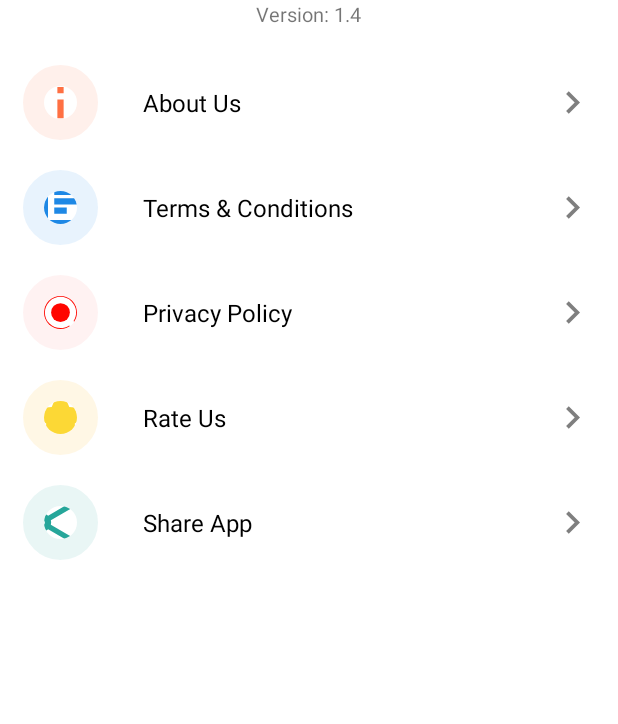
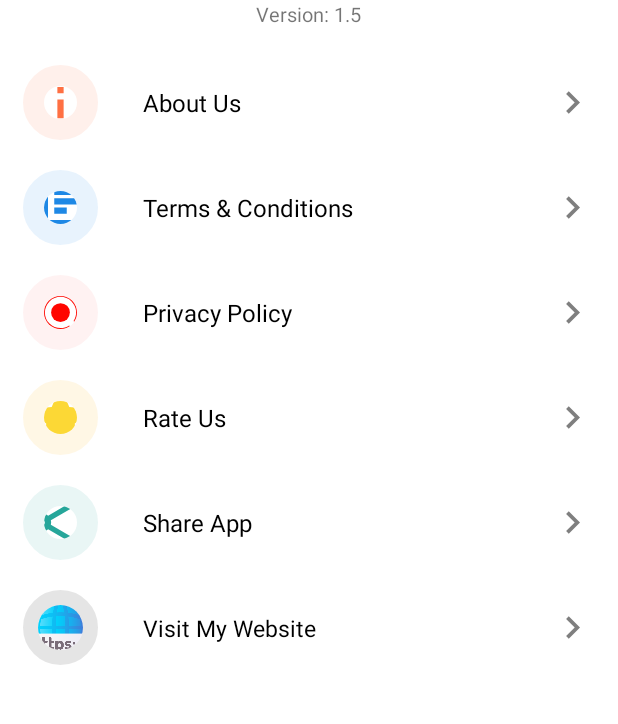
Before and after one commit to anupam2020/Notepad, an Android app: the screen it shows after launch once a user with an empty profile is signed in (NotesActivity), after a tap on "More", on a phone screen of 412 x 824 dp, the part 277-1001 px from its top. Run offline under Robolectric (Android 15) with nearby library versions, the phone set to English and light mode, and no system bars; our stand-ins replace CircleImageView, Firebase (no records; nobody signed in at launch, a user with empty details on screens opened directly); libraries missing offline, so code that uses them is left out: com.pranavpandey.android; 2 other taps on this screen came first.

Commit message:
Bug Fixed!

```diff
--- a/app/build.gradle
+++ b/app/build.gradle
@@ -11,8 +11,8 @@ android {
         applicationId "com.sbdev.notepad_project"
         minSdk 21
         targetSdk 30
-        versionCode 5
-        versionName "1.4"
+        versionCode 6
+        versionName "1.5"
 
         testInstrumentationRunner "androidx.test.runner.AndroidJUnitRunner"
     }
--- a/app/src/main/java/com/sbdev/notepad_project/More.java
+++ b/app/src/main/java/com/sbdev/notepad_project/More.java
@@ -22,7 +22,7 @@ import de.hdodenhof.circleimageview.CircleImageView;
 
 public class More extends Fragment {
 
-    RelativeLayout layout1,layout2,layout3,layout4,layout5;
+    RelativeLayout layout1,layout2,layout3,layout4,layout5,layout6;
 
     TextView about,terms,policy,rate,share;
 
@@ -40,6 +40,7 @@ public class More extends Fragment {
         layout3=view.findViewById(R.id.moreRelative3);
         layout4=view.findViewById(R.id.moreRelative4);
         layout5=view.findViewById(R.id.moreRelative5);
+        layout6=view.findViewById(R.id.moreRelative6);
 
         about=view.findViewById(R.id.moreAboutUs);
         terms=view.findViewById(R.id.moreTermsAndCond);
@@ -114,6 +115,26 @@ public class More extends Fragment {
             }
         });
 
+
+        layout6.setOnClickListener(new View.OnClickListener() {
+            @Override
+            public void onClick(View v) {
+
+                String urlString = "https://linktr.ee/anupambasak";
+                Intent intent = new Intent(Intent.ACTION_VIEW,Uri.parse(urlString));
+                intent.addFlags(Intent.FLAG_ACTIVITY_NEW_TASK);
+                intent.setPackage("com.android.chrome");
+                try {
+                    getActivity().startActivity(intent);
+                } catch (ActivityNotFoundException ex) {
+                    // Chrome browser presumably not installed so allow user to choose instead
+                    intent.setPackage(null);
+                    getActivity().startActivity(intent);
+                }
+
+            }
+        });
+
     }
 
     private void launchMarket() {
--- a/app/src/main/java/com/sbdev/notepad_project/Title_Description.java
+++ b/app/src/main/java/com/sbdev/notepad_project/Title_Description.java
@@ -489,6 +489,7 @@ public class Title_Description extends AppCompatActivity {
 
                                             startActivity(Intent.createChooser(shareIntent, "Share via"));
 
+
                                         }
 
                                     }
@@ -586,4 +587,11 @@ public class Title_Description extends AppCompatActivity {
         share.setImageTintList(ColorStateList.valueOf(Color.WHITE));
 
     }
+
+    @Override
+    public void onBackPressed() {
+
+        startActivity(new Intent(Title_Description.this,NotesActivity.class));
+        finishAffinity();
+    }
 }
--- a/app/src/main/res/layout/activity_about_us.xml
+++ b/app/src/main/res/layout/activity_about_us.xml
@@ -58,7 +58,7 @@
     <TextView
         android:layout_width="wrap_content"
         android:layout_height="wrap_content"
-        android:text="Version: 1.4"
+        android:text="@string/app_version"
         android:textColor="#80000000"
         android:layout_centerHorizontal="true"
         android:textSize="15dp"
--- a/app/src/main/res/layout/fragment_more.xml
+++ b/app/src/main/res/layout/fragment_more.xml
@@ -34,7 +34,7 @@
             <TextView
                 android:layout_width="wrap_content"
                 android:layout_height="wrap_content"
-                android:text="Version: 1.4"
+                android:text="@string/app_version"
                 android:textSize="13dp"
                 android:layout_below="@id/moreNoteText"
                 android:layout_centerHorizontal="true"
@@ -56,17 +56,15 @@
                    android:layout_height="60dp"
                    android:id="@+id/moreRelative1">
 
-                   <de.hdodenhof.circleimageview.CircleImageView
-                       xmlns:app="http://schemas.android.com/apk/res-auto"
+                   <de.hdodenhof.circleimageview.CircleImageView xmlns:app="http://schemas.android.com/apk/res-auto"
                        android:id="@+id/moreUser"
                        android:layout_width="50dp"
                        android:layout_height="50dp"
+                       android:layout_centerVertical="true"
+                       android:src="@drawable/ic_outline_info_24_orange"
+                       app:civ_border_color="#1AFF6E42"
                        app:civ_border_width="14dp"
-                       android:src="@drawable/ic_outline_info_24_orange"
-                       app:civ_circle_background_color="#1AFF6E42"
-                       android:layout_centerVertical="true"
-                       app:civ_border_color="#1AFF6E42"
-                       />
+                       app:civ_circle_background_color="#1AFF6E42" />
 
 
                    <TextView
@@ -259,6 +257,46 @@
                </RelativeLayout>
 
 
+               <RelativeLayout
+                   android:layout_width="match_parent"
+                   android:layout_height="60dp"
+                   android:id="@+id/moreRelative6"
+                   android:layout_marginTop="10dp">
+
+                   <de.hdodenhof.circleimageview.CircleImageView xmlns:app="http://schemas.android.com/apk/res-auto"
+                       android:id="@+id/moreWebsiteImg"
+                       android:layout_width="50dp"
+                       android:layout_height="50dp"
+                       android:layout_centerVertical="true"
+                       android:src="@drawable/website2"
+                       app:civ_border_color="#1A000000"
+                       app:civ_border_width="10dp"
+                       app:civ_circle_background_color="#1A000000" />
+
+
+                   <TextView
+                       android:layout_width="wrap_content"
+                       android:layout_height="wrap_content"
+                       android:layout_toRightOf="@id/moreWebsiteImg"
+                       android:text="Visit My Website"
+                       android:layout_centerVertical="true"
+                       android:layout_marginLeft="30dp"
+                       android:textSize="15dp"
+                       android:textColor="@color/black"
+                       android:id="@+id/moreWebsiteText"/>
+
+                   <ImageView
+                       android:layout_width="30dp"
+                       android:layout_height="30dp"
+                       android:src="@drawable/ic_baseline_keyboard_arrow_right_24"
+                       android:layout_centerVertical="true"
+                       android:layout_alignParentRight="true"
+                       android:id="@+id/arrowWebsite"
+                       app:tint="@color/grey"/>
+
+               </RelativeLayout>
+
+
            </LinearLayout>
 
         </RelativeLayout>
--- a/app/src/main/res/values/strings.xml
+++ b/app/src/main/res/values/strings.xml
@@ -13,6 +13,7 @@
     <string name="hello_blank_fragment">Hello blank fragment</string>
     <string name="author_name">Author: <u><i>Anupam Basak</i></u></string>
     <string name="author_email">Email: <u><i>anupam00basak@gmail.com</i></u></string>
+    <string name="app_version">Version: 1.5</string>
     <string name="title_activity_main2">MainActivity2</string>
 
     <string name="facebook_app_id">325343582732433</string>
```
Also changed, not shown: app/src/main/res/drawable/website2.png (added).
